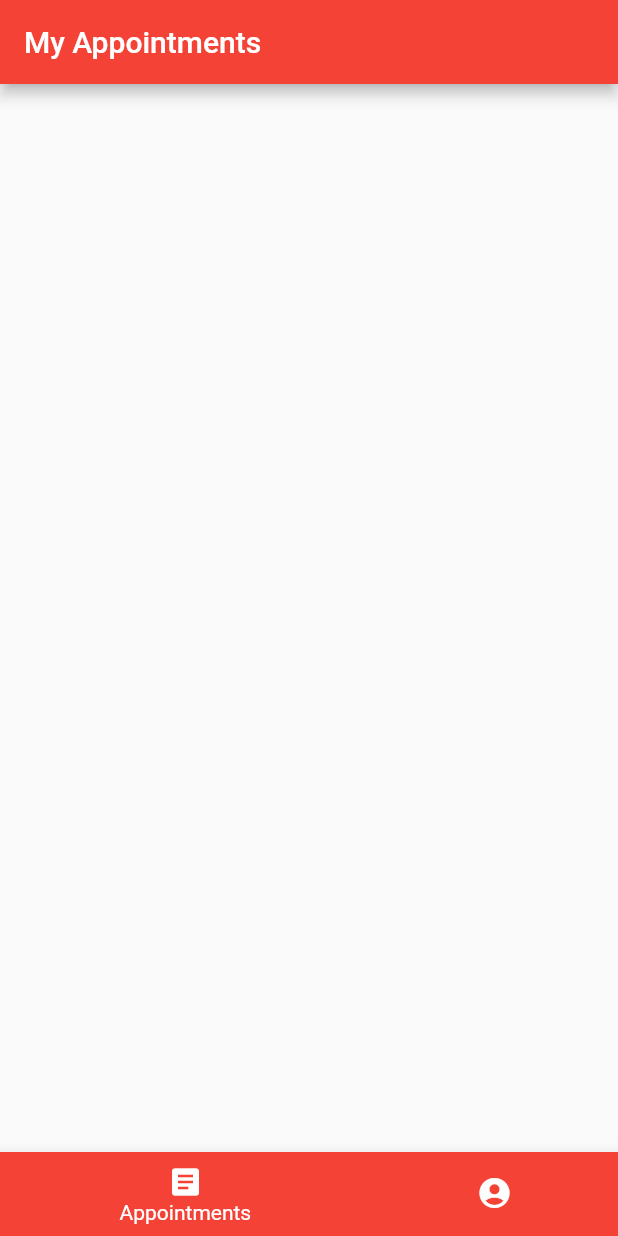
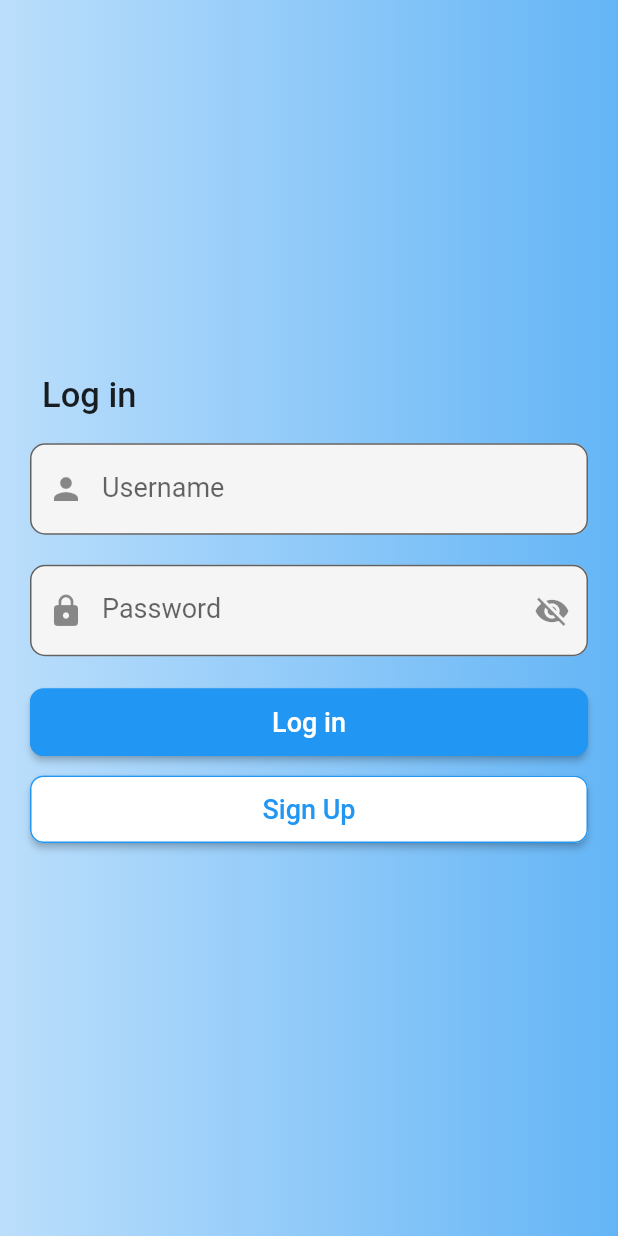
Before and after one commit to anand817/borderhacks_admin, a Flutter app: the screen it shows after launch, on a phone screen of 412 x 824 dp. Run offline on Flutter 3.47's test engine with Material 2 defaults, Android fonts, the phone set to English and light mode, and no system bars; our stand-ins replace cloud_firestore, firebase_auth, firebase_core, get, get_it, shared_preferences; accounts and stored records are empty.

Commit message:
feat: implement `Auth` functionality (#3)

```diff
--- a/lib/main.dart
+++ b/lib/main.dart
@@ -1,8 +1,14 @@
 import 'package:borderhacks/locator.dart';
-import 'package:borderhacks/views/landing_view.dart';
+import 'package:borderhacks/ui/views/auth_view.dart';
+import 'package:borderhacks/ui/views/landing_view.dart';
+import 'package:borderhacks/ui/views/startup_view.dart';
+import 'package:firebase_core/firebase_core.dart';
 import 'package:flutter/material.dart';
+import 'package:get/get.dart';
 
 void main() async {
+  WidgetsFlutterBinding.ensureInitialized();
+  await Firebase.initializeApp();
   await setupLocator();
   runApp(MyApp());
 }
@@ -10,13 +16,23 @@ void main() async {
 class MyApp extends StatelessWidget {
   @override
   Widget build(BuildContext context) {
-    return MaterialApp(
+    return GetMaterialApp(
       debugShowCheckedModeBanner: false,
-      title: 'Flutter Demo',
-      theme: ThemeData(
-        primarySwatch: Colors.blue,
-      ),
-      home: LandingView(),
+      title: 'Admin App',
+      initialRoute: '/',
+      getPages: [
+        GetPage(name: '/', page: () => StartUpView()),
+        GetPage(
+          name: '/login',
+          page: () => const AuthView('Log in', 'Sign Up'),
+        ),
+        GetPage(
+          name: '/signup',
+          page: () => const AuthView('Sign Up', 'Log In'),
+        ),
+        GetPage(name: '/landing', page: () => LandingView()),
+      ],
+      home: StartUpView(),
     );
   }
 }
--- /dev/null
+++ b/lib/services/localstorage_service.dart
@@ -0,0 +1,42 @@
+import 'package:flutter/foundation.dart';
+import 'package:shared_preferences/shared_preferences.dart';
+
+class LocalStorageService {
+  static late LocalStorageService _instance;
+  static late SharedPreferences _preferences;
+
+  static const String authStateKey = 'is_LoggedIn';
+
+  static Future<LocalStorageService> getInstance() async {
+    _instance = LocalStorageService();
+    _preferences = await SharedPreferences.getInstance();
+    return _instance;
+  }
+
+  dynamic _getFromDisk(String key) {
+    var value = _preferences.get(key);
+    return value;
+  }
+
+  void _saveToDisk<T>(String key, T value) {
+    if (value is bool) {
+      _preferences.setBool(key, value);
+    } else if (value is double) {
+      _preferences.setDouble(key, value);
+    } else if (value is int) {
+      _preferences.setInt(key, value);
+    } else if (value is String) {
+      _preferences.setString(key, value);
+    } else if (value is List<String>) {
+      _preferences.setStringList(key, value);
+    } else {
+      debugPrint('passed value is none of the specified type');
+    }
+  }
+
+  //Getter
+  bool get isLoggedIn => _getFromDisk(authStateKey) ?? false;
+
+  //Setter
+  set isLoggedIn(bool isLoggedIn) => _saveToDisk(authStateKey, isLoggedIn);
+}
--- /dev/null
+++ b/lib/ui/components/buttons/primary_button.dart
@@ -0,0 +1,35 @@
+import 'package:flutter/material.dart';
+
+class PrimaryButton extends StatelessWidget {
+  final VoidCallback press;
+  final String text;
+  final bool isFilled;
+
+  const PrimaryButton({
+    required this.press,
+    required this.text,
+    required this.isFilled,
+    Key? key,
+  }) : super(key: key);
+
+  @override
+  Widget build(BuildContext context) {
+    return MaterialButton(
+      padding: const EdgeInsets.all(12.0),
+      color: isFilled ? Colors.blue : Colors.white,
+      minWidth: double.infinity,
+      shape: RoundedRectangleBorder(
+        borderRadius: BorderRadius.circular(9.0),
+        side: const BorderSide(color: Colors.blue),
+      ),
+      onPressed: press,
+      child: Text(
+        text,
+        style: TextStyle(
+          fontSize: 18,
+          color: isFilled ? Colors.white : Colors.blue,
+        ),
+      ),
+    );
+  }
+}
--- /dev/null
+++ b/lib/ui/components/text_field/custom_textfield.dart
@@ -0,0 +1,62 @@
+import 'package:flutter/material.dart';
+
+class CustomTextField extends StatefulWidget {
+  final TextEditingController controller;
+  final String label;
+  final String? hint;
+  final Icon? prefix;
+  final String? Function(String?)? _validator;
+  final IconButton? _suffix;
+  final int? _maxlines;
+  final bool _isHidden;
+
+  const CustomTextField(
+      {required this.controller,
+      required this.label,
+      this.hint,
+      this.prefix,
+      IconButton? suffix,
+      bool isHidden = false,
+      int maxlines = 1,
+      Key? key,
+      String? Function(String?)? validator})
+      : _suffix = suffix,
+        _maxlines = maxlines,
+        _isHidden = isHidden,
+        _validator = validator,
+        super(key: key);
+
+  @override
+  _CustomTextFieldState createState() => _CustomTextFieldState();
+}
+
+class _CustomTextFieldState extends State<CustomTextField> {
+  @override
+  Widget build(BuildContext context) {
+    return TextFormField(
+      obscureText: widget._isHidden,
+      controller: widget.controller,
+      validator: widget._validator,
+      maxLines: widget._maxlines,
+      style: const TextStyle(fontSize: 18.0),
+      decoration: InputDecoration(
+          filled: true,
+          fillColor: Colors.grey[100],
+          focusColor: Colors.white,
+          labelText: widget.label,
+          hintText: widget.hint,
+          labelStyle: const TextStyle(
+            fontSize: 18.0,
+          ),
+          focusedBorder: const OutlineInputBorder(
+              borderRadius: BorderRadius.all(Radius.circular(10.0)),
+              borderSide: BorderSide(color: Colors.blue)),
+          border: const OutlineInputBorder(
+            borderRadius: BorderRadius.all(Radius.circular(10.0)),
+            borderSide: BorderSide(color: Colors.grey),
+          ),
+          prefixIcon: widget.prefix,
+          suffixIcon: widget._suffix),
+    );
+  }
+}
--- /dev/null
+++ b/lib/ui/components/text_field/email_textfield.dart
@@ -0,0 +1,29 @@
+import 'package:borderhacks/ui/components/text_field/custom_textfield.dart';
+import 'package:flutter/material.dart';
+
+class EmailTextField extends StatelessWidget {
+  const EmailTextField(
+      {required TextEditingController emailController, Key? key})
+      : _emailController = emailController,
+        super(key: key);
+
+  final TextEditingController _emailController;
+
+  String? validateUsernameField(String? value) {
+    if (value!.isEmpty) {
+      return 'Required Field';
+    }
+    return null;
+  }
+
+  @override
+  Widget build(BuildContext context) {
+    return CustomTextField(
+      controller: _emailController,
+      label: 'Username',
+      prefix: const Icon(Icons.person),
+      hint: 'Enter the Username',
+      validator: validateUsernameField,
+    );
+  }
+}
--- /dev/null
+++ b/lib/ui/components/text_field/password_textfield.dart
@@ -0,0 +1,48 @@
+import 'package:borderhacks/ui/components/text_field/custom_textfield.dart';
+import 'package:flutter/material.dart';
+
+class PasswordTextField extends StatefulWidget {
+  const PasswordTextField({
+    required TextEditingController passwordController,
+    Key? key,
+  })  : _passwordController = passwordController,
+        super(key: key);
+
+  final TextEditingController _passwordController;
+
+  @override
+  _PasswordTextFieldState createState() => _PasswordTextFieldState();
+}
+
+class _PasswordTextFieldState extends State<PasswordTextField> {
+  bool _isHidden = true;
+
+  String? validatePasswordField(String? value) {
+    if (value!.isEmpty) {
+      return 'Required Field';
+    }
+    return null;
+  }
+
+  @override
+  Widget build(BuildContext context) {
+    return CustomTextField(
+      controller: widget._passwordController,
+      label: 'Password',
+      prefix: const Icon(Icons.lock),
+      hint: 'Enter the Password',
+      validator: validatePasswordField,
+      isHidden: _isHidden,
+      suffix: IconButton(
+        icon: _isHidden
+            ? const Icon(Icons.visibility_off)
+            : const Icon(Icons.visibility),
+        onPressed: () {
+          setState(() {
+            _isHidden = !_isHidden;
+          });
+        },
+      ),
+    );
+  }
+}
--- /dev/null
+++ b/lib/ui/views/auth_view.dart
@@ -0,0 +1,87 @@
+import 'package:borderhacks/ui/components/buttons/primary_button.dart';
+import 'package:borderhacks/ui/components/text_field/email_textfield.dart';
+import 'package:borderhacks/ui/components/text_field/password_textfield.dart';
+import 'package:borderhacks/ui/views/base_view.dart';
+import 'package:borderhacks/viewmodels/auth_viewmodel.dart';
+import 'package:flutter/material.dart';
+import 'package:get/get.dart';
+
+class AuthView extends StatelessWidget {
+  final String title;
+  final String subtitle;
+  const AuthView(this.title, this.subtitle, {Key? key}) : super(key: key);
+
+  @override
+  Widget build(BuildContext context) {
+    return BaseView<AuthViewModel>(
+      onModelReady: (model) => model.onModelReady(title),
+      onModelDestroy: (model) => model.onModelDestroy(),
+      builder: (context, model, child) => GestureDetector(
+        onTap: () => FocusScope.of(context).unfocus(),
+        child: Scaffold(
+          resizeToAvoidBottomInset: false,
+          body: Container(
+            width: MediaQuery.of(context).size.width,
+            decoration: BoxDecoration(
+              gradient: LinearGradient(
+                colors: [
+                  Colors.blue[100]!,
+                  Colors.blue[200]!,
+                  Colors.blue[300]!,
+                ],
+              ),
+            ),
+            child: Form(
+              key: model.formKey,
+              child: Padding(
+                padding: const EdgeInsets.only(
+                  top: 50,
+                  left: 20,
+                  right: 20,
+                  bottom: 20,
+                ),
+                child: Column(
+                  crossAxisAlignment: CrossAxisAlignment.start,
+                  mainAxisAlignment: MainAxisAlignment.center,
+                  children: [
+                    Padding(
+                      padding: const EdgeInsets.fromLTRB(8, 0, 0, 8),
+                      child: Text(
+                        title,
+                        style: const TextStyle(
+                          fontSize: 23,
+                          fontWeight: FontWeight.w500,
+                        ),
+                      ),
+                    ),
+                    const SizedBox(height: 10),
+                    EmailTextField(emailController: model.emailController),
+                    const SizedBox(height: 20),
+                    PasswordTextField(
+                        passwordController: model.passwordController),
+                    const SizedBox(height: 20),
+                    PrimaryButton(
+                      press: () async {
+                        FocusScope.of(context).unfocus();
+                        await model.authenticate(title);
+                      },
+                      text: title,
+                      isFilled: true,
+                    ),
+                    const SizedBox(height: 10),
+                    PrimaryButton(
+                      press: () => Get.offAndToNamed('/${model.path}'),
+                      text: subtitle,
+                      isFilled: false,
+                    ),
+                    const SizedBox(height: 40),
+                  ],
+                ),
+              ),
+            ),
+          ),
+        ),
+      ),
+    );
+  }
+}
--- a/lib/views/landing_view.dart
+++ b/lib/ui/views/landing_view.dart
@@ -1,5 +1,5 @@
 import 'package:borderhacks/viewmodels/landing_viewmodel.dart';
-import 'package:borderhacks/views/base_view.dart';
+import 'package:borderhacks/ui/views/base_view.dart';
 import 'package:flutter/material.dart';
 
 class LandingView extends StatelessWidget {
--- a/lib/views/profile_view.dart
+++ b/lib/ui/views/profile_view.dart
@@ -1,5 +1,5 @@
 import 'package:borderhacks/viewmodels/profile_viewmodel.dart';
-import 'package:borderhacks/views/base_view.dart';
+import 'package:borderhacks/ui/views/base_view.dart';
 import 'package:flutter/cupertino.dart';
 import 'package:flutter/material.dart';
 
--- /dev/null
+++ b/lib/viewmodels/auth_viewmodel.dart
@@ -0,0 +1,66 @@
+import 'package:borderhacks/locator.dart';
+import 'package:borderhacks/services/auth_service.dart';
+import 'package:borderhacks/services/localstorage_service.dart';
+import 'package:borderhacks/viewmodels/base_viewmodel.dart';
+import 'package:flutter/material.dart';
+import 'package:get/get.dart';
+
+class AuthViewModel extends BaseViewModel {
+  final _formKey = GlobalKey<FormState>();
+  final FirebaseAuthService _authService = locator<FirebaseAuthService>();
+  final LocalStorageService _localStorageService =
+      locator<LocalStorageService>();
+  late TextEditingController _emailController;
+  late TextEditingController _passwordController;
+  late String _path;
+
+  GlobalKey<FormState> get formKey => _formKey;
+  TextEditingController get emailController => _emailController;
+  TextEditingController get passwordController => _passwordController;
+  String get path => _path;
+
+  Future<void> authenticate(String title) async {
+    if (_formKey.currentState!.validate()) {
+      if (title == 'Log in') {
+        _authService
+            .signIn(
+          _emailController.text.trim(),
+          _passwordController.text.trim(),
+        )
+            .then(
+          (value) {
+            _localStorageService.isLoggedIn = true;
+            Get.offAndToNamed('/landing');
+          },
+        );
+      } else {
+        _authService
+            .signUp(
+          _emailController.text.trim(),
+          _passwordController.text.trim(),
+        )
+            .then(
+          (value) {
+            _localStorageService.isLoggedIn = true;
+            Get.offAndToNamed('/landing');
+          },
+        );
+      }
+    }
+  }
+
+  void onModelReady(String title) {
+    _emailController = TextEditingController();
+    _passwordController = TextEditingController();
+    if (title == 'Log in') {
+      _path = 'signup';
+    } else {
+      _path = 'login';
+    }
+  }
+
+  void onModelDestroy() {
+    _emailController.dispose();
+    _passwordController.dispose();
+  }
+}
--- a/lib/viewmodels/landing_viewmodel.dart
+++ b/lib/viewmodels/landing_viewmodel.dart
@@ -1,6 +1,6 @@
 import 'package:borderhacks/viewmodels/base_viewmodel.dart';
-import 'package:borderhacks/views/home_view.dart';
-import 'package:borderhacks/views/profile_view.dart';
+import 'package:borderhacks/ui/views/home_view.dart';
+import 'package:borderhacks/ui/views/profile_view.dart';
 import 'package:flutter/cupertino.dart';
 import 'package:flutter/material.dart';
 
--- a/pubspec.yaml
+++ b/pubspec.yaml
@@ -30,6 +30,11 @@ dependencies:
   cupertino_icons: ^1.0.2
   provider: ^6.0.1
   get_it: ^7.2.0
+  get: ^4.3.8
+  shared_preferences: ^2.0.8
+  firebase_core: ^1.6.0
+  firebase_auth: ^3.1.1
+  cloud_firestore: ^2.5.3
 
 dev_dependencies:
   flutter_test:
```
Also changed, not shown: lib/locator.dart (+16 -0 lines), lib/services/auth_service.dart (added, +57 -0 lines), lib/ui/constants/error_code.dart (added, +14 -0 lines), lib/ui/views/startup_view.dart (added, +19 -0 lines), lib/viewmodels/startup_viewmodel.dart (added, +18 -0 lines), lib/ui/views/base_view.dart (renamed from lib/views/base_view.dart), lib/ui/views/home_view.dart (renamed from lib/views/home_view.dart), pubspec.lock, 2 other files.
